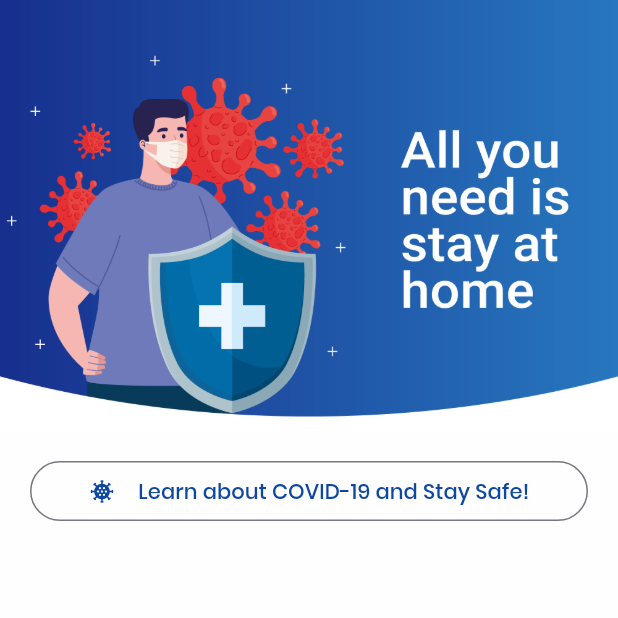
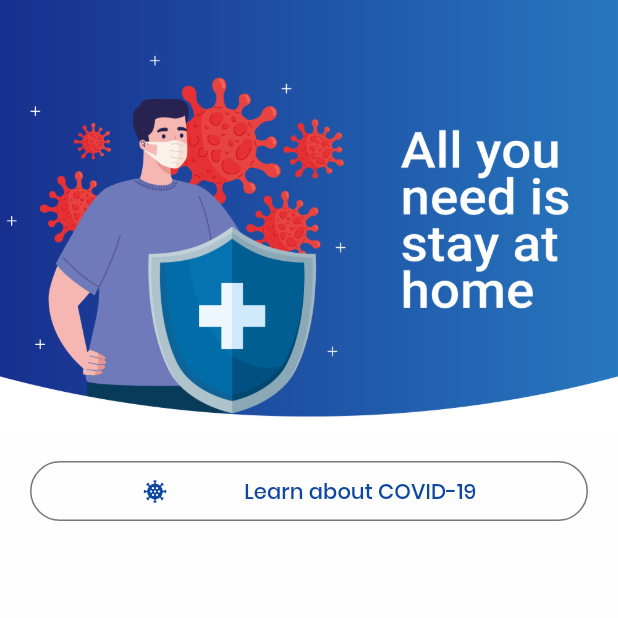
Before and after one commit to riazulrocky/Covid-19-UI, a Flutter app: the screen it shows after launch, on a phone screen of 412 x 824 dp, the top half of it. Run offline on Flutter 3.47's test engine with Material 3 defaults, Android fonts, the phone set to English and light mode, and no system bars.

Commit message:
Update intro_screen.dart
edit

```diff
--- a/lib/intro_screen.dart
+++ b/lib/intro_screen.dart
@@ -30,7 +30,7 @@ class _IntroScreenState extends State<IntroScreen> {
                       children: [
                         Icon(Icons.coronavirus, color: Colors.blue.shade900),
                         Text(
-                          "Learn about COVID-19 and Stay Safe!",
+                          "Learn about COVID-19",
                           style: TextStyle(color: Colors.blue.shade900),
                         ),
                       ],
```
